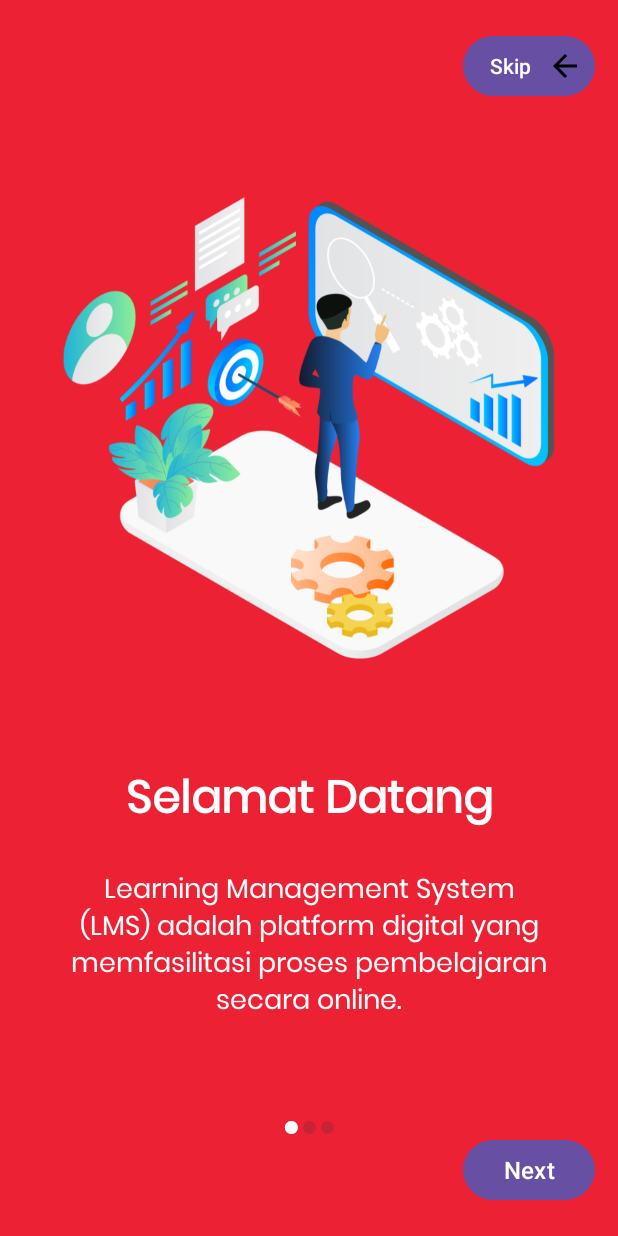
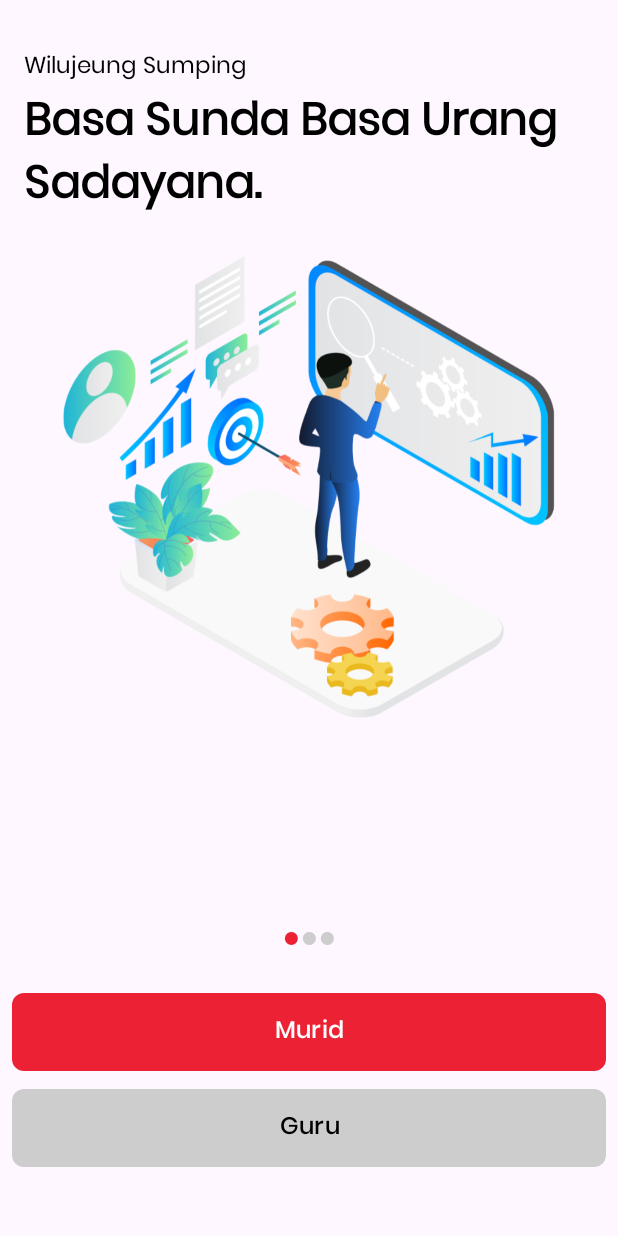
Before and after one commit to herdialfachri/sundarua, an Android app: the screen it shows after launch (NavigationActivity), on a phone screen of 412 x 824 dp. Run offline under Robolectric (Android 15) with nearby library versions, the phone set to English and light mode, and no system bars; our stand-ins replace Firebase (no records; nobody signed in at launch, a user with empty details on screens opened directly).

Commit message:
Refactoring on boarding pages

```diff
--- a/app/src/main/AndroidManifest.xml
+++ b/app/src/main/AndroidManifest.xml
@@ -17,9 +17,6 @@
         tools:targetApi="31">
         <activity
             android:name=".activity.MainActivity"
-            android:exported="false" />
-        <activity
-            android:name=".activity.GetStartedActivity"
             android:exported="false" />
         <activity
             android:name=".activity.AksaraActivity"
--- a/app/src/main/java/com/example/sundarua/activity/NavigationActivity.kt
+++ b/app/src/main/java/com/example/sundarua/activity/NavigationActivity.kt
@@ -17,24 +17,10 @@ class NavigationActivity : AppCompatActivity() {
 
     private lateinit var slideViewPager: ViewPager
     private lateinit var dotIndicator: LinearLayout
-    private lateinit var backButton: Button
-    private lateinit var nextButton: Button
-    private lateinit var skipButton: Button
     private lateinit var dots: Array<TextView?>
     private lateinit var viewPagerAdapter: ViewPagerAdapter
-
-    private val viewPagerListener = object : ViewPager.OnPageChangeListener {
-        override fun onPageScrolled(position: Int, positionOffset: Float, positionOffsetPixels: Int) {}
-
-        override fun onPageSelected(position: Int) {
-            setDotIndicator(position)
-
-            backButton.visibility = if (position > 0) View.VISIBLE else View.INVISIBLE
-            nextButton.text = if (position == 2) "Finish" else "Next"
-        }
-
-        override fun onPageScrollStateChanged(state: Int) {}
-    }
+    private lateinit var buttonGuru: Button
+    private lateinit var buttonMurid: Button
 
     override fun onCreate(savedInstanceState: Bundle?) {
         installSplashScreen()
@@ -42,40 +28,32 @@ class NavigationActivity : AppCompatActivity() {
         super.onCreate(savedInstanceState)
         setContentView(R.layout.activity_navigation)
 
-        backButton = findViewById(R.id.backButton)
-        nextButton = findViewById(R.id.nextButton)
-        skipButton = findViewById(R.id.skipButton)
-
-        backButton.setOnClickListener {
-            if (getItem(0) > 0) {
-                slideViewPager.setCurrentItem(getItem(-1), true)
-            }
-        }
-
-        nextButton.setOnClickListener {
-            if (getItem(0) < 2)
-                slideViewPager.setCurrentItem(getItem(1), true)
-            else {
-                val i = Intent(this@NavigationActivity, GetStartedActivity::class.java)
-                startActivity(i)
-                finish()
-            }
-        }
-
-        skipButton.setOnClickListener {
-            val i = Intent(this@NavigationActivity, MainActivity::class.java)
-            startActivity(i)
-            finish()
-        }
-
         slideViewPager = findViewById(R.id.slideViewPager)
         dotIndicator = findViewById(R.id.dotIndicator)
 
         viewPagerAdapter = ViewPagerAdapter(this)
         slideViewPager.adapter = viewPagerAdapter
 
+        // Tambahkan listener untuk update dot
+        slideViewPager.addOnPageChangeListener(object : ViewPager.OnPageChangeListener {
+            override fun onPageScrolled(position: Int, positionOffset: Float, positionOffsetPixels: Int) {}
+
+            override fun onPageSelected(position: Int) {
+                setDotIndicator(position)
+            }
+
+            override fun onPageScrollStateChanged(state: Int) {}
+        })
+
         setDotIndicator(0)
-        slideViewPager.addOnPageChangeListener(viewPagerListener)
+
+        buttonGuru = findViewById(R.id.guruBtn)
+        buttonMurid = findViewById(R.id.muridBtn)
+
+        buttonMurid.setOnClickListener {
+            val intent = Intent(this, IdentityActivity::class.java)
+            startActivity(intent)
+        }
     }
 
     private fun setDotIndicator(position: Int) {
@@ -86,11 +64,11 @@ class NavigationActivity : AppCompatActivity() {
             dots[i] = TextView(this).apply {
                 text = Html.fromHtml("&#8226", Html.FROM_HTML_MODE_LEGACY)
                 textSize = 35f
-                setTextColor(resources.getColor(R.color.secondary_red, applicationContext.theme))
+                setTextColor(resources.getColor(R.color.very_light_gray, applicationContext.theme))
             }
             dotIndicator.addView(dots[i])
         }
-        dots[position]?.setTextColor(resources.getColor(R.color.white, applicationContext.theme))
+        dots[position]?.setTextColor(resources.getColor(R.color.main_red, applicationContext.theme))
     }
 
     private fun getItem(i: Int): Int {
--- a/app/src/main/java/com/example/sundarua/adapter/ViewPagerAdapter.kt
+++ b/app/src/main/java/com/example/sundarua/adapter/ViewPagerAdapter.kt
@@ -19,15 +19,15 @@ class ViewPagerAdapter(private val context: Context) : PagerAdapter() {
     )
 
     private val sliderAllTitle = intArrayOf(
-        R.string.screen1,
-        R.string.screen2,
-        R.string.screen3
+        R.string.screen1desc,
+        R.string.screen2desc,
+        R.string.screen3desc
     )
 
     private val sliderAllDesc = intArrayOf(
-        R.string.screen1desc,
-        R.string.screen2desc,
-        R.string.screen3desc
+        R.string.screen1,
+        R.string.screen1,
+        R.string.screen1
     )
 
     override fun getCount(): Int {
--- a/app/src/main/res/layout/activity_navigation.xml
+++ b/app/src/main/res/layout/activity_navigation.xml
@@ -1,74 +1,44 @@
 <?xml version="1.0" encoding="utf-8"?>
-<androidx.constraintlayout.widget.ConstraintLayout
+<LinearLayout
     xmlns:android="http://schemas.android.com/apk/res/android"
-    xmlns:app="http://schemas.android.com/apk/res-auto"
     xmlns:tools="http://schemas.android.com/tools"
     android:id="@+id/main"
     android:layout_width="match_parent"
     android:layout_height="match_parent"
+    android:orientation="vertical"
     android:fitsSystemWindows="true"
-    android:background="@color/main_red"
     tools:context=".activity.NavigationActivity">
-
-    <Button
-        android:id="@+id/skipButton"
-        android:layout_width="wrap_content"
-        android:layout_height="wrap_content"
-        android:text="Skip"
-        android:layout_marginTop="20dp"
-        android:layout_marginEnd="15dp"
-        android:textColor="@color/white"
-        android:textSize="14sp"
-        android:padding="8dp"
-        android:paddingStart="15dp"
-        android:drawableEnd="@drawable/baseline_arrow_back_24"
-        app:layout_constraintEnd_toEndOf="parent"
-        app:layout_constraintTop_toTopOf="parent" />
 
     <androidx.viewpager.widget.ViewPager
         android:id="@+id/slideViewPager"
         android:layout_width="match_parent"
-        android:layout_height="match_parent"
-        android:layout_marginVertical="100dp"
-        app:layout_constraintBottom_toBottomOf="parent"
-        app:layout_constraintEnd_toEndOf="parent"
-        app:layout_constraintStart_toStartOf="parent"
-        app:layout_constraintTop_toTopOf="parent" />
-
-    <Button
-        android:id="@+id/backButton"
-        android:layout_width="wrap_content"
-        android:layout_height="wrap_content"
-        android:layout_marginStart="16dp"
-        android:layout_marginBottom="20dp"
-        android:background="#00000000"
-        android:text="Back"
-        android:textColor="@color/main_red"
-        android:textSize="18sp"
-        android:visibility="invisible"
-        app:layout_constraintBottom_toBottomOf="parent"
-        app:layout_constraintStart_toStartOf="parent" />
-
-    <Button
-        android:id="@+id/nextButton"
-        android:layout_width="wrap_content"
-        android:layout_height="wrap_content"
-        android:text="Next"
-        android:textSize="16sp"
-        android:layout_marginBottom="20dp"
-        android:layout_marginEnd="15dp"
-        app:layout_constraintBottom_toBottomOf="parent"
-        app:layout_constraintEnd_toEndOf="parent" />
+        android:layout_height="600dp"/>
 
     <LinearLayout
         android:id="@+id/dotIndicator"
         android:layout_width="wrap_content"
         android:layout_height="wrap_content"
+        android:paddingHorizontal="16dp"
         android:orientation="horizontal"
-        android:layout_marginBottom="40dp"
-        app:layout_constraintBottom_toBottomOf="parent"
-        app:layout_constraintEnd_toEndOf="parent"
-        app:layout_constraintStart_toStartOf="@+id/slideViewPager">
+        android:layout_gravity="center">
+    </LinearLayout>
 
-    </LinearLayout>
-</androidx.constraintlayout.widget.ConstraintLayout>
+    <Button
+        style="@style/redButton"
+        android:id="@+id/muridBtn"
+        android:text="Murid"
+        android:layout_marginHorizontal="8dp"
+        android:layout_width="match_parent"
+        android:layout_height="60dp"/>
+
+    <Button
+        style="@style/grayButton"
+        android:id="@+id/guruBtn"
+        android:textColor="@color/black"
+        android:text="Guru"
+        android:layout_marginTop="4dp"
+        android:layout_marginHorizontal="8dp"
+        android:layout_width="match_parent"
+        android:layout_height="60dp"/>
+
+</LinearLayout>
--- a/app/src/main/res/layout/slider_screen.xml
+++ b/app/src/main/res/layout/slider_screen.xml
@@ -3,40 +3,31 @@
     xmlns:android="http://schemas.android.com/apk/res/android"
     android:layout_width="match_parent"
     android:layout_height="match_parent"
-    xmlns:app="http://schemas.android.com/apk/res-auto"
     android:orientation="vertical"
-    android:fitsSystemWindows="true"
-    android:background="@color/main_red"
-    app:flow_horizontalAlign="center">
+    android:fitsSystemWindows="true">
+
+    <TextView
+        android:id="@+id/sliderDesc"
+        android:layout_width="match_parent"
+        android:layout_height="wrap_content"
+        android:layout_marginHorizontal="16dp"
+        android:layout_marginTop="32dp"
+        android:text="Deskripsi"
+        android:textSize="15sp"/>
+
+    <TextView
+        android:id="@+id/sliderTitle"
+        android:layout_width="match_parent"
+        android:layout_height="wrap_content"
+        android:layout_marginHorizontal="16dp"
+        android:text="Slogan"
+        android:textSize="30sp"
+        android:textStyle="bold" />
 
     <ImageView
         android:id="@+id/sliderImage"
         android:layout_width="match_parent"
         android:layout_height="350dp"
-        android:layout_marginTop="10dp"
         android:scaleType="centerCrop"
         android:src="@drawable/main_image"/>
-
-    <TextView
-        android:id="@+id/sliderTitle"
-        android:layout_width="match_parent"
-        android:layout_height="wrap_content"
-        android:layout_marginTop="50dp"
-        android:text="Layar 1"
-        android:textAlignment="center"
-        android:textColor="@color/white"
-        android:textSize="30sp"
-        android:textStyle="bold" />
-
-    <TextView
-        android:id="@+id/sliderDesc"
-        android:layout_width="match_parent"
-        android:layout_height="wrap_content"
-        android:layout_marginHorizontal="30dp"
-        android:text="Deskripsi"
-        android:textColor="@color/white"
-        android:layout_marginTop="20dp"
-        android:textAlignment="center"
-        android:textSize="18sp"/>
-
 </LinearLayout>
--- a/app/src/main/res/values/colors.xml
+++ b/app/src/main/res/values/colors.xml
@@ -3,7 +3,7 @@
     <color name="black">#FF000000</color>
     <color name="white">#FFFFFFFF</color>
     <color name="gray">#F4F4F4</color>
-    <color name="dark_gray">#202020</color>
+    <color name="very_light_gray">#CDCDCD</color>
     <color name="yellow">#FFFD45</color>
     <color name="orange">#FF8F00</color>
     <color name="green">#2DE333</color>
--- a/app/src/main/res/values/strings.xml
+++ b/app/src/main/res/values/strings.xml
@@ -41,11 +41,8 @@
     <string name="salira">Salira</string>
     <string name="barang">Barang</string>
 
-    <string name="screen1">Selamat Datang</string>
-    <string name="screen2">LMS UMMI</string>
-    <string name="screen3">UMMI Sukabumi</string>
-    <string name="screen1desc">Learning Management System (LMS) adalah platform digital yang memfasilitasi proses pembelajaran secara online.</string>
-    <string name="screen2desc">Learning Management System (LMS) UMMI mendukung pendidikan daring yang interaktif, efektif, dan efisien untuk semua.</string>
-    <string name="screen3desc">Universitas Muhammadiyah Sukabumi (UMMI) adalah perguruan tinggi yang mengedepankan pendidikan berkualitas dan berintegritas tinggi.</string>
-    <string name="startDesc">Create a long video or shorts and upload on youtube. Interact with your subscribers on youtube live.</string>
+    <string name="screen1">Wilujeung Sumping</string>
+    <string name="screen1desc">Basa Sunda Basa Urang Sadayana.</string>
+    <string name="screen2desc">Sundarua: Aplikasi Diajar Basa Sunda Pikeun Murid SDN Cisarua 1</string>
+    <string name="screen3desc">Makin loba elmu makin caang dunya.</string>
 </resources>
--- a/app/src/main/res/values/styles.xml
+++ b/app/src/main/res/values/styles.xml
@@ -16,6 +16,17 @@
     <style name="redButton">
         <item name="android:fontFamily">@font/poppins_medium</item>
         <item name="backgroundTint">@color/main_red</item>
+        <item name="cornerRadius">8dp</item>
+        <item name="android:textAllCaps">false</item>
+        <item name="android:textSize">@dimen/text_m</item>
+        <item name="android:textColor">@color/white</item>
+    </style>
+    <!-- End Red Button Styles -->
+
+    <!-- Gray Button Styles -->
+    <style name="grayButton">
+        <item name="android:fontFamily">@font/poppins_medium</item>
+        <item name="backgroundTint">@color/very_light_gray</item>
         <item name="cornerRadius">8dp</item>
         <item name="android:textAllCaps">false</item>
         <item name="android:textSize">@dimen/text_m</item>
```
Also changed, not shown: app/src/main/java/com/example/sundarua/activity/GetStartedActivity.kt (deleted, +0 -24 lines), app/src/main/res/layout/activity_get_started.xml (deleted, +0 -51 lines).
